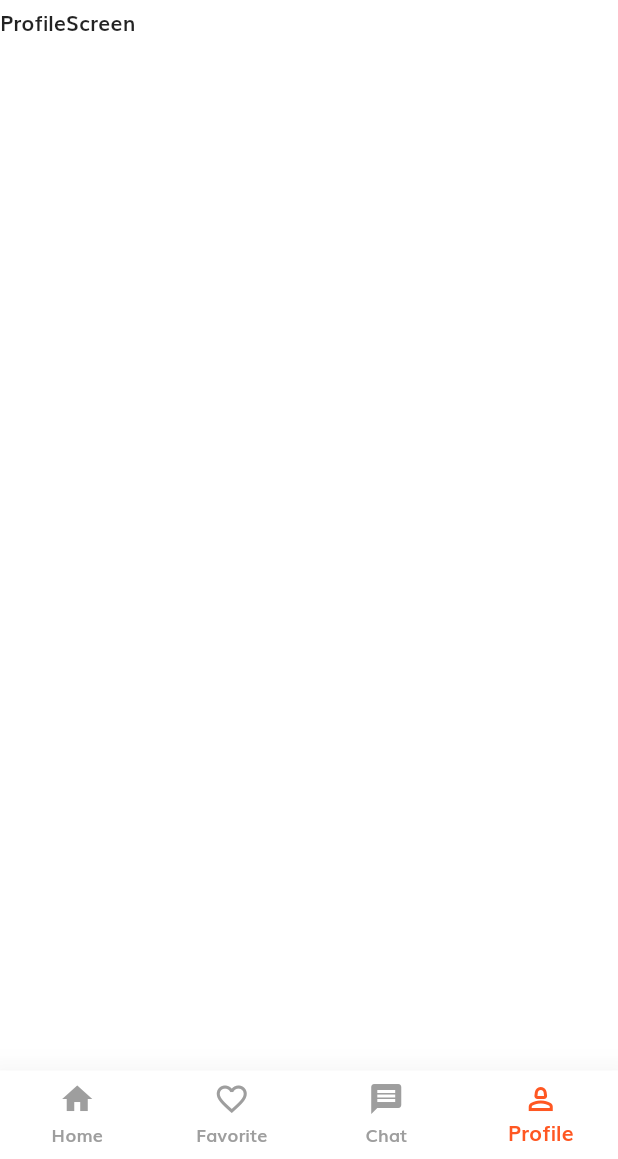
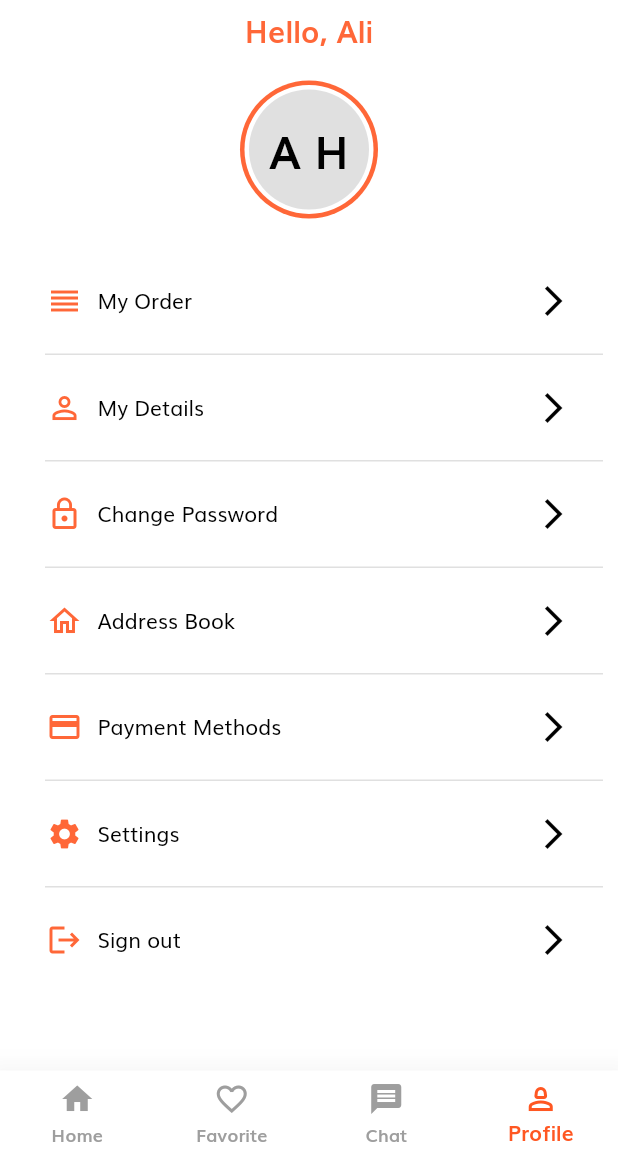
Before and after one commit to ali7arb/e-commerce, a Flutter app: the screen it shows after launch, item 4 of the bottom bar chosen, on a phone screen of 412 x 824 dp, the part 77-1236 px from its top. Run offline on Flutter 3.47's test engine with Material 2 defaults, Android fonts, the light colour scheme and no system bars; our stand-ins replace flutter_bloc, flutter_svg, smooth_page_indicator.

Commit message:
profileScreen

```diff
--- a/lib/main.dart
+++ b/lib/main.dart
@@ -1,6 +1,6 @@
+import 'package:ecomer/layout/shop_app/shop_layout.dart';
 import 'package:flutter/material.dart';
 import 'package:flutter/services.dart';
-import 'layout/shop_app/shop_layout.dart';
 
 void main() {
   runApp(const MyApp());
--- a/lib/modules/chat_screen/chatscreen.dart
+++ b/lib/modules/chat_screen/chatscreen.dart
@@ -6,7 +6,7 @@ class ChatScreen extends StatelessWidget {
   @override
   Widget build(BuildContext context) {
     return const Scaffold(
-      body: Text('ChatScreen'),
+      body: Text('chatScreen'),
     );
   }
 }
--- a/lib/modules/login_screen/loginscreen.dart
+++ b/lib/modules/login_screen/loginscreen.dart
@@ -32,14 +32,12 @@ class _LoginScreenState extends State<LoginScreen> {
             )),
       ),
       body: SingleChildScrollView(
+        scrollDirection: Axis.vertical,
         child: Padding(
           padding: const EdgeInsets.all(20.0),
           child: Column(
             mainAxisAlignment: MainAxisAlignment.center,
             children: [
-              const SizedBox(
-                height: 70,
-              ),
               const Text(
                 'Welcome Back',
                 textAlign: TextAlign.center,
--- a/lib/modules/profile_screen/profilescreen.dart
+++ b/lib/modules/profile_screen/profilescreen.dart
@@ -1,12 +1,147 @@
+import 'package:ecomer/shared/shared.dart';
 import 'package:flutter/material.dart';
 
-class ProfileScreen extends StatelessWidget {
+class Title {
+  late final String title;
+  final IconData? icon;
+
+  Title({
+    required this.title,
+    required this.icon,
+  });
+}
+
+class ProfileScreen extends StatefulWidget {
   const ProfileScreen({super.key});
 
   @override
+  State<ProfileScreen> createState() => _ProfileScreenState();
+}
+
+class _ProfileScreenState extends State<ProfileScreen> {
+  List<Title> titleItem = [
+    Title(
+      title: 'My Order',
+      icon: Icons.reorder,
+    ),
+    Title(
+      title: 'My Details',
+      icon: Icons.person_outline_outlined,
+    ),
+    Title(
+      title: 'Change Password',
+      icon: Icons.lock_outline,
+    ),
+    Title(
+      title: 'Address Book',
+      icon: Icons.home_outlined,
+    ),
+    Title(
+      title: 'Payment Methods',
+      icon: Icons.payment_outlined,
+    ),
+    Title(
+      title: 'Settings',
+      icon: Icons.settings,
+    ),
+    Title(
+      title: 'Sign out',
+      icon: Icons.logout,
+    ),
+  ];
+
+  @override
   Widget build(BuildContext context) {
-    return const Scaffold(
-      body: Text('ProfileScreen'),
+    return Scaffold(
+      body: SingleChildScrollView(
+        scrollDirection: Axis.vertical,
+        child: Column(
+          children: [
+            Text(
+              'Hello, Ali',
+              textAlign: TextAlign.center,
+              style: TextStyle(
+                fontSize: 20,
+                color: Colors.deepOrange.withOpacity(0.9),
+              ),
+            ),
+            const SizedBox(
+              height: 20,
+            ),
+            CircleAvatar(
+              maxRadius: 46,
+              backgroundColor: Colors.deepOrange.withOpacity(0.9),
+              child: CircleAvatar(
+                maxRadius: 43,
+                backgroundColor: Colors.white,
+                child: CircleAvatar(
+                  maxRadius: 40,
+                  backgroundColor: Colors.grey[300],
+                  child: const Text(
+                    'A H',
+                    style: TextStyle(
+                      fontSize: 30,
+                      color: Colors.black,
+                    ),
+                  ),
+                ),
+              ),
+            ),
+            const SizedBox(
+              height: 30,
+            ),
+            SizedBox(
+              height: MediaQuery.of(context).size.height,
+              child: ListView.separated(
+                itemBuilder: (context, index) => buildItem(
+                  titleItem[index],
+                ),
+                separatorBuilder: (context, index) => myDivider(),
+                itemCount: titleItem.length,
+              ),
+            ),
+          ],
+        ),
+      ),
     );
   }
+
+  Widget buildItem(Title model) => Column(
+        children: [
+          Container(
+            height: 50,
+            width: 350,
+            decoration: const BoxDecoration(
+              color: Colors.white,
+            ),
+            child: Row(
+              crossAxisAlignment: CrossAxisAlignment.stretch,
+              children: [
+                Icon(
+                  model.icon,
+                  color: Colors.deepOrange.withOpacity(0.9),
+                ),
+                const SizedBox(
+                  width: 10,
+                ),
+                Center(
+                  child: Text(
+                    model.title,
+                    textAlign: TextAlign.start,
+                    style: const TextStyle(
+                      fontFamily: 'Muli',
+                      color: Colors.black,
+                    ),
+                  ),
+                ),
+                const Spacer(),
+                const Icon(
+                  Icons.arrow_forward_ios_outlined,
+                  color: Colors.black,
+                ),
+              ],
+            ),
+          ),
+        ],
+      );
 }
--- a/lib/shared/shared.dart
+++ b/lib/shared/shared.dart
@@ -6,3 +6,17 @@
         builder: (context) => widget,
       ),
     );
+Widget myDivider() => Padding(
+      padding: const EdgeInsetsDirectional.only(
+        start: 20.0,
+      ),
+      child: Container(
+        width: double.infinity,
+        height: 1.0,
+        color: Colors.grey[300],
+        margin: const EdgeInsets.all(10),
+      ),
+    );
+
+// ignore: non_constant_identifier_names
+Widget ItemIcon() => const Icon(Icons.reorder);
--- a/pubspec.yaml
+++ b/pubspec.yaml
@@ -40,6 +40,7 @@ dependencies:
   flutter_svg: ^2.0.9
   bloc: ^8.1.2
   flutter_bloc: ^8.1.2
+  conditional_builder_null_safety: ^0.0.6
 
 dev_dependencies:
   flutter_test:
```
Also changed, not shown: lib/layout/shop_app/shop_layout.dart (+5 -4 lines), pubspec.lock.
